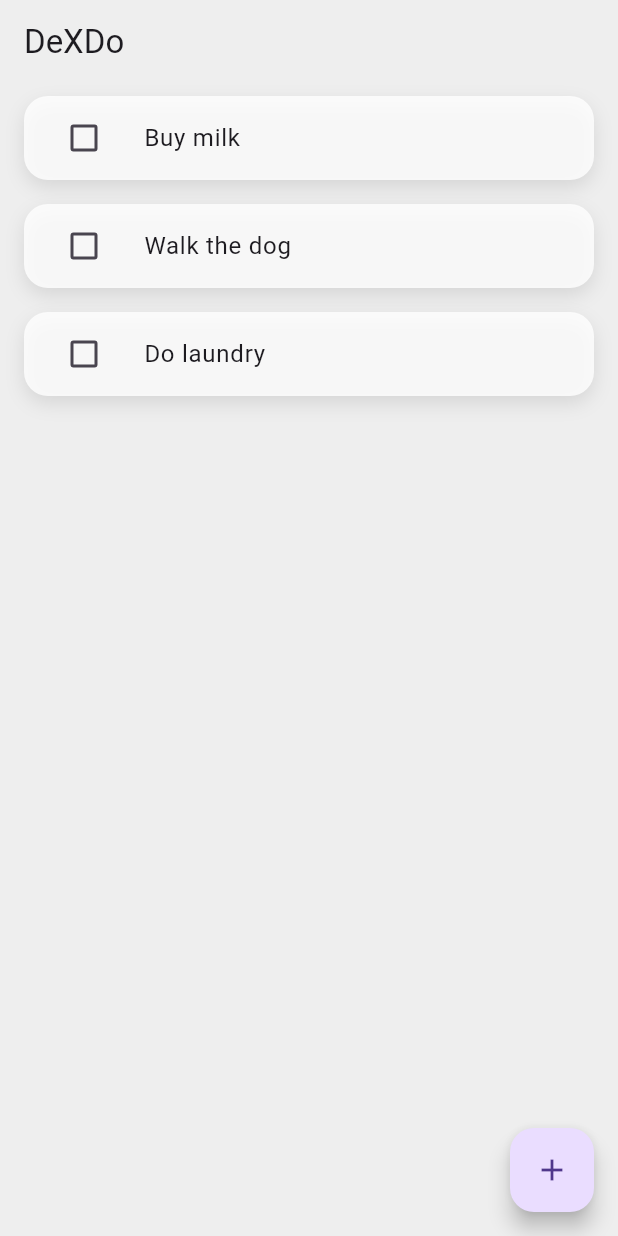
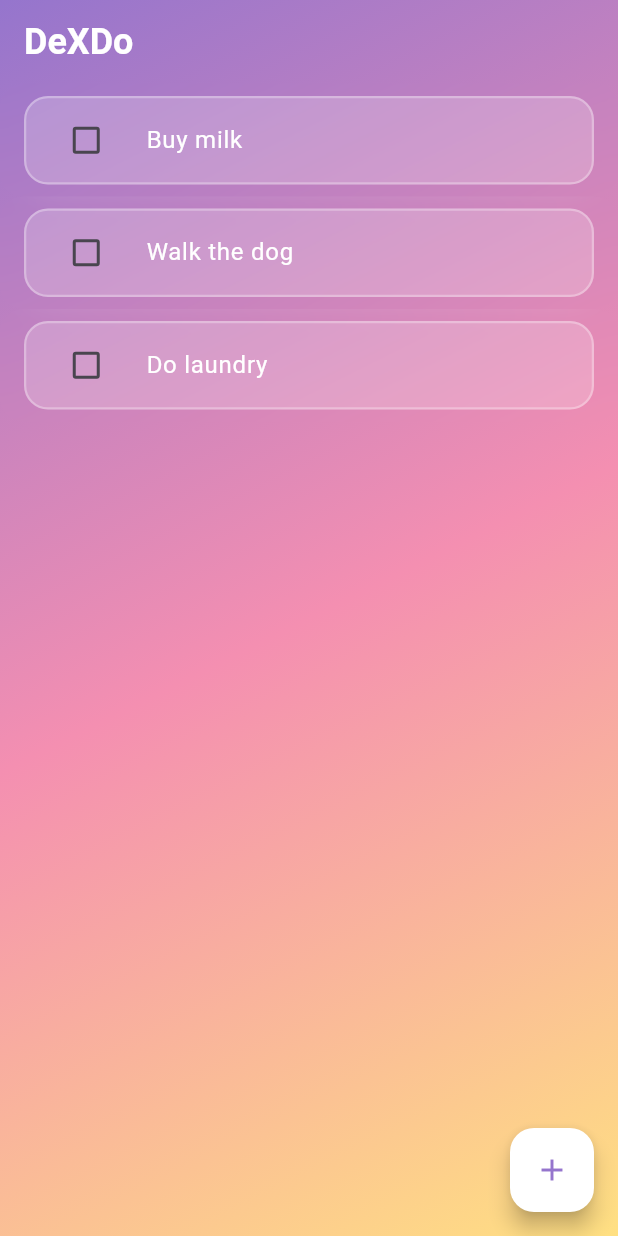
Before and after one commit to SplashCodeDex/DeXDo, a Flutter app: the screen it shows after launch, on a phone screen of 412 x 824 dp. Run offline on Flutter 3.47's test engine with Material 3 defaults, Android fonts, the light colour scheme and no system bars.

Commit message:
Enhance UI of HomePage and TodoListItem with gradient background and improved text styles

```diff
--- a/lib/screens/home_screen.dart
+++ b/lib/screens/home_screen.dart
@@ -58,17 +58,37 @@ class _HomePageState extends State<HomePage> {
   @override
   Widget build(BuildContext context) {
     return Scaffold(
-      backgroundColor: Colors.grey[200],
+      backgroundColor: Colors.deepPurple.shade200,
+      extendBodyBehindAppBar: true,
       appBar: AppBar(
-        title: const Text('DeXDo'),
         backgroundColor: Colors.transparent,
         elevation: 0,
+        title: const Text(
+          'DeXDo',
+          style: TextStyle(
+            color: Colors.white,
+            fontWeight: FontWeight.bold,
+            fontSize: 24,
           ),
-      body: _todos.isEmpty
+        ),
+      ),
+      body: Container(
+        decoration: BoxDecoration(
+          gradient: LinearGradient(
+            colors: [
+              Colors.deepPurple.shade300,
+              Colors.pink.shade200,
+              Colors.amber.shade200,
+            ],
+            begin: Alignment.topLeft,
+            end: Alignment.bottomRight,
+          ),
+        ),
+        child: _todos.isEmpty
             ? const Center(
                 child: Text(
                   'You have no tasks yet. Add one!',
-                style: TextStyle(fontSize: 18, color: Colors.grey),
+                  style: TextStyle(fontSize: 18, color: Colors.white),
                 ),
               )
             : AnimatedList(
@@ -84,7 +104,7 @@ class _HomePageState extends State<HomePage> {
                         _deleteTodo(index);
                       },
                       background: Container(
-                      color: Colors.red,
+                        color: Colors.red.withOpacity(0.5),
                         alignment: Alignment.centerRight,
                         padding: const EdgeInsets.only(right: 20),
                         child: const Icon(Icons.delete, color: Colors.white),
@@ -97,9 +117,14 @@ class _HomePageState extends State<HomePage> {
                   );
                 },
               ),
+      ),
       floatingActionButton: FloatingActionButton(
         onPressed: _addTask,
-        child: const Icon(Icons.add),
+        backgroundColor: Colors.white,
+        child: Icon(
+          Icons.add,
+          color: Colors.deepPurple.shade300,
+        ),
       ),
     );
   }
--- a/lib/widgets/todo_list_item.dart
+++ b/lib/widgets/todo_list_item.dart
@@ -1,3 +1,5 @@
+
+import 'dart:ui';
 
 import 'package:flutter/material.dart';
 import 'package:dexdo/models/todo_model.dart';
@@ -10,29 +12,36 @@ class TodoListItem extends StatelessWidget {
 
   @override
   Widget build(BuildContext context) {
-    return Container(
+    return ClipRRect(
+      borderRadius: BorderRadius.circular(16),
+      child: BackdropFilter(
+        filter: ImageFilter.blur(sigmaX: 10, sigmaY: 10),
+        child: Container(
           margin: const EdgeInsets.symmetric(horizontal: 16, vertical: 8),
           decoration: BoxDecoration(
-        color: Colors.white.withOpacity(0.8),
+            color: Colors.white.withOpacity(0.2),
             borderRadius: BorderRadius.circular(16),
-        boxShadow: [
-          BoxShadow(
-            color: Colors.black.withOpacity(0.1),
-            blurRadius: 10,
-            offset: const Offset(0, 5),
+            border: Border.all(
+              color: Colors.white.withOpacity(0.3),
+              width: 1.5,
             ),
-        ],
           ),
           child: ListTile(
             title: Text(
               todo.title,
               style: TextStyle(
+                color: Colors.white,
                 decoration: todo.isDone ? TextDecoration.lineThrough : TextDecoration.none,
+                decorationColor: Colors.white70,
               ),
             ),
             leading: Checkbox(
               value: todo.isDone,
               onChanged: onchanged,
+              checkColor: Colors.deepPurple.shade300,
+              activeColor: Colors.white,
+            ),
+          ),
         ),
       ),
     );
```
Lines whose indentation alone changed are shown as unchanged.
